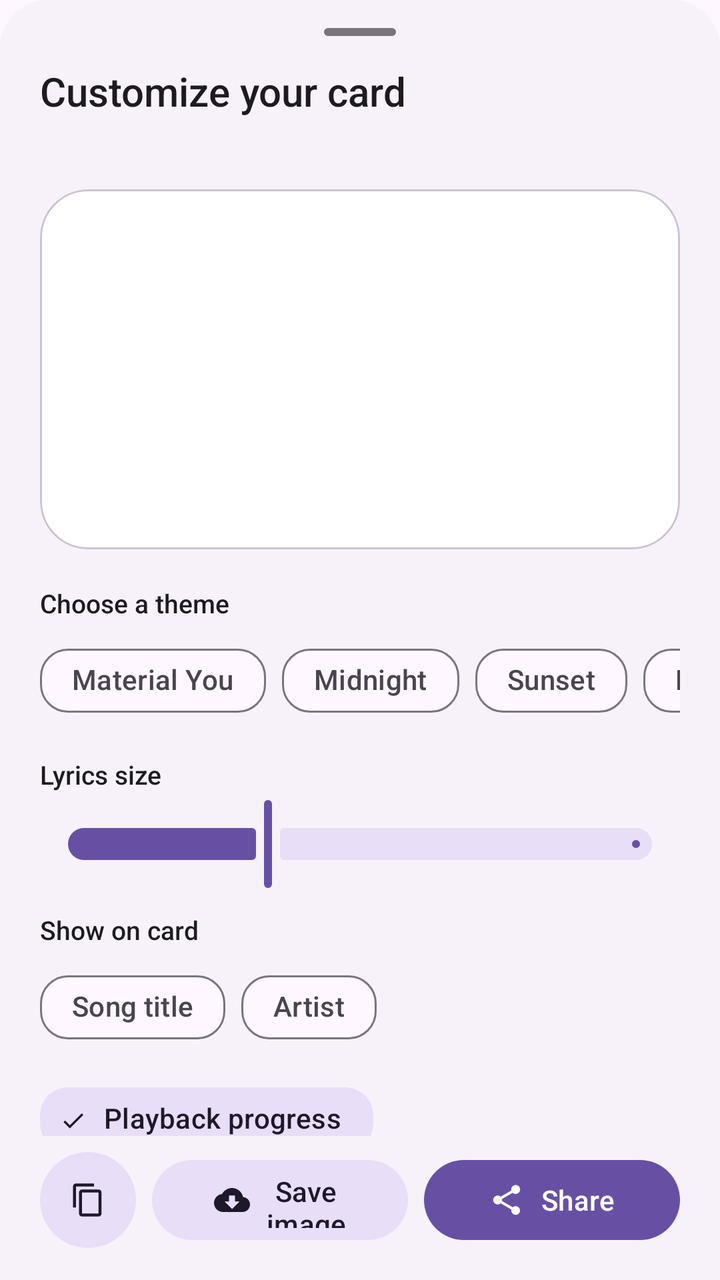
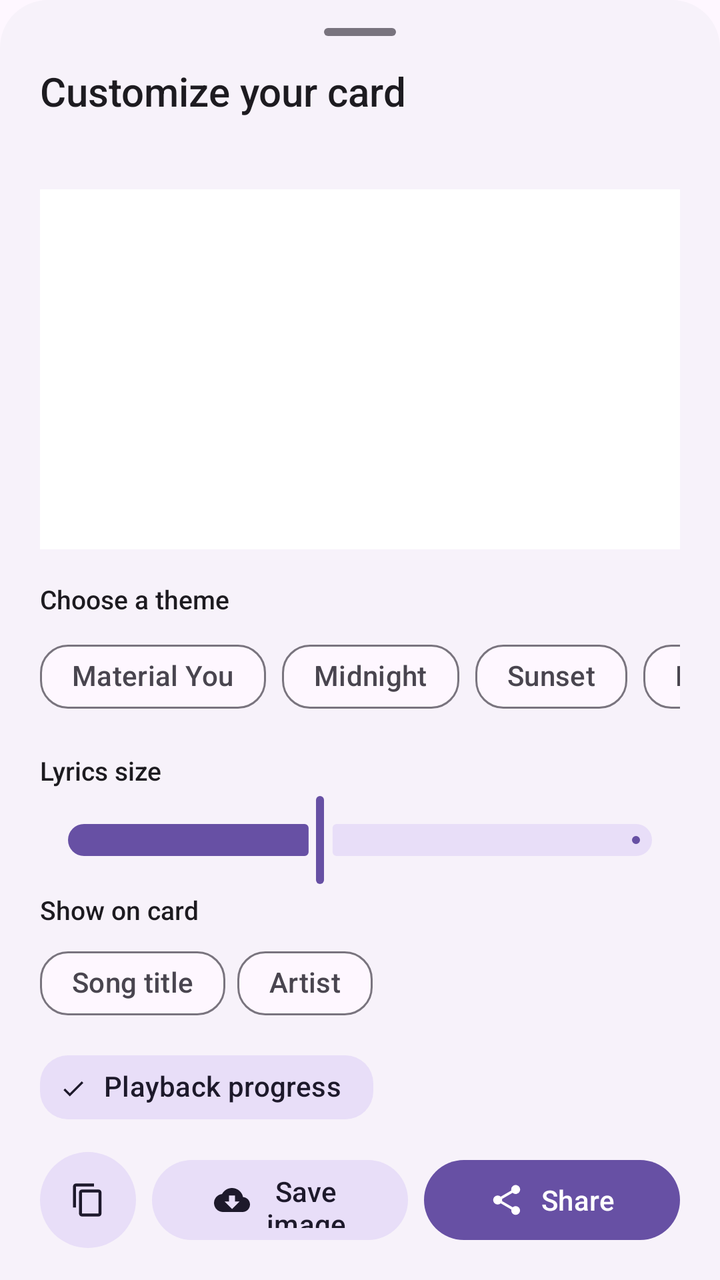

The first picture is an Android layout as it rendered before a commit; the second is the same layout after the commit. The layout source and the unified diff follow.
<!-- AndroidManifest.xml: application theme Theme.Omniplay -->
<!-- res/layout/bottom_sheet_lyrics_share.xml -->
<?xml version="1.0" encoding="utf-8"?>
<LinearLayout xmlns:android="http://schemas.android.com/apk/res/android"
    xmlns:app="http://schemas.android.com/apk/res-auto"
    android:layout_width="match_parent"
    android:layout_height="match_parent"
    android:background="@drawable/bg_bottom_sheet"
    android:orientation="vertical"
    android:paddingStart="20dp"
    android:paddingTop="12dp"
    android:paddingEnd="20dp"
    android:paddingBottom="16dp">

    <View
        android:layout_width="36dp"
        android:layout_height="4dp"
        android:layout_gravity="center_horizontal"
        android:layout_marginTop="2dp"
        android:layout_marginBottom="14dp"
        android:background="@drawable/bg_sheet_drag_handle" />

    <TextView
        android:layout_width="match_parent"
        android:layout_height="wrap_content"
        android:fontFamily="sans-serif-medium"
        android:text="@string/lyrics_customize_title"
        android:textColor="?attr/colorOnSurface"
        android:textSize="20sp" />

    <TextView
        android:id="@+id/lyrics_share_track"
        android:layout_width="match_parent"
        android:layout_height="wrap_content"
        android:layout_marginTop="2dp"
        android:ellipsize="end"
        android:maxLines="1"
        android:textColor="?attr/colorOnSurfaceVariant"
        android:textSize="13sp" />

    <androidx.core.widget.NestedScrollView
        android:layout_width="match_parent"
        android:layout_height="0dp"
        android:layout_marginTop="8dp"
        android:layout_weight="1"
        android:fillViewport="false"
        android:overScrollMode="ifContentScrolls">

        <LinearLayout
            android:layout_width="match_parent"
            android:layout_height="wrap_content"
            android:orientation="vertical"
            android:paddingBottom="16dp">

            
            <com.google.android.material.card.MaterialCardView
                android:layout_width="match_parent"
                android:layout_height="wrap_content"
                android:layout_marginTop="8dp"
                android:layout_marginBottom="14dp"
                app:cardBackgroundColor="?attr/colorSurfaceContainerLowest"
                app:cardCornerRadius="24dp"
                app:cardElevation="0dp"
                app:strokeColor="?attr/colorOutlineVariant"
                app:strokeWidth="1dp">

                <ImageView
                    android:id="@+id/lyrics_share_image_preview"
                    android:layout_width="match_parent"
                    android:layout_height="wrap_content"
                    android:layout_gravity="center"
                    android:adjustViewBounds="true"
                    android:contentDescription="@string/lyrics_image_preview_description"
                    android:maxHeight="320dp"
                    android:minHeight="180dp"
                    android:padding="8dp"
                    android:scaleType="fitCenter" />
            </com.google.android.material.card.MaterialCardView>

            
            <TextView
                android:layout_width="match_parent"
                android:layout_height="wrap_content"
                android:layout_marginTop="4dp"
                android:fontFamily="sans-serif-medium"
                android:text="@string/lyrics_choose_theme"
                android:textColor="?attr/colorOnSurface"
                android:textSize="13sp" />

            <HorizontalScrollView
                android:layout_width="match_parent"
                android:layout_height="wrap_content"
                android:layout_marginTop="6dp"
                android:clipToPadding="false"
                android:overScrollMode="never"
                android:scrollbars="none">

                <com.google.android.material.chip.ChipGroup
                    android:id="@+id/lyrics_share_theme_group"
                    android:layout_width="wrap_content"
                    android:layout_height="wrap_content"
                    app:selectionRequired="true"
                    app:singleLine="true"
                    app:singleSelection="true">

                    <com.google.android.material.chip.Chip
                        android:id="@+id/lyrics_theme_material"
                        style="@style/Widget.Material3.Chip.Filter"
                        android:layout_width="wrap_content"
                        android:layout_height="wrap_content"
                        android:checkable="true"
                        android:text="@string/lyrics_theme_material"
                        app:chipCornerRadius="14dp" />

                    <com.google.android.material.chip.Chip
                        android:id="@+id/lyrics_theme_midnight"
                        style="@style/Widget.Material3.Chip.Filter"
                        android:layout_width="wrap_content"
                        android:layout_height="wrap_content"
                        android:checkable="true"
                        android:text="@string/lyrics_theme_midnight"
                        app:chipCornerRadius="14dp" />

                    <com.google.android.material.chip.Chip
                        android:id="@+id/lyrics_theme_sunset"
                        style="@style/Widget.Material3.Chip.Filter"
                        android:layout_width="wrap_content"
                        android:layout_height="wrap_content"
                        android:checkable="true"
                        android:text="@string/lyrics_theme_sunset"
                        app:chipCornerRadius="14dp" />

                    <com.google.android.material.chip.Chip
                        android:id="@+id/lyrics_theme_forest"
                        style="@style/Widget.Material3.Chip.Filter"
                        android:layout_width="wrap_content"
                        android:layout_height="wrap_content"
                        android:checkable="true"
                        android:text="@string/lyrics_theme_forest"
                        app:chipCornerRadius="14dp" />

                    <com.google.android.material.chip.Chip
                        android:id="@+id/lyrics_theme_paper"
                        style="@style/Widget.Material3.Chip.Filter"
                        android:layout_width="wrap_content"
                        android:layout_height="wrap_content"
                        android:checkable="true"
                        android:text="@string/lyrics_theme_paper"
                        app:chipCornerRadius="14dp" />
                </com.google.android.material.chip.ChipGroup>
            </HorizontalScrollView>

            
            <LinearLayout
                android:layout_width="match_parent"
                android:layout_height="wrap_content"
                android:layout_marginTop="14dp"
                android:gravity="center_vertical"
                android:orientation="horizontal">

                <TextView
                    android:layout_width="0dp"
                    android:layout_height="wrap_content"
                    android:layout_weight="1"
                    android:fontFamily="sans-serif-medium"
                    android:text="@string/lyrics_share_font_size"
                    android:textColor="?attr/colorOnSurface"
                    android:textSize="13sp" />

                <TextView
                    android:id="@+id/lyrics_share_font_size_value"
                    android:layout_width="wrap_content"
                    android:layout_height="wrap_content"
                    android:fontFamily="sans-serif-medium"
                    android:textColor="?attr/colorPrimary"
                    android:textSize="13sp" />
            </LinearLayout>

            <com.google.android.material.slider.Slider
                android:id="@+id/lyrics_share_font_size"
                android:layout_width="match_parent"
                android:layout_height="wrap_content"
                android:layout_marginTop="2dp"
                android:stepSize="5"
                android:value="100"
                android:valueFrom="80"
                android:valueTo="140"
                app:tickVisible="false" />

            
            <TextView
                android:layout_width="match_parent"
                android:layout_height="wrap_content"
                android:layout_marginTop="10dp"
                android:fontFamily="sans-serif-medium"
                android:text="@string/lyrics_share_details"
                android:textColor="?attr/colorOnSurface"
                android:textSize="13sp" />

            <com.google.android.material.chip.ChipGroup
                android:id="@+id/lyrics_share_elements_group"
                android:layout_width="match_parent"
                android:layout_height="wrap_content"
                android:layout_marginTop="6dp"
                app:singleSelection="false">

                <com.google.android.material.chip.Chip
                    android:id="@+id/lyrics_share_include_title"
                    style="@style/Widget.Material3.Chip.Filter"
                    android:layout_width="wrap_content"
                    android:layout_height="wrap_content"
                    android:checkable="true"
                    android:text="@string/lyrics_include_title"
                    app:chipCornerRadius="14dp" />

                <com.google.android.material.chip.Chip
                    android:id="@+id/lyrics_share_include_artist"
                    style="@style/Widget.Material3.Chip.Filter"
                    android:layout_width="wrap_content"
                    android:layout_height="wrap_content"
                    android:checkable="true"
                    android:text="@string/lyrics_include_artist"
                    app:chipCornerRadius="14dp" />

                <com.google.android.material.chip.Chip
                    android:id="@+id/lyrics_share_include_progress"
                    style="@style/Widget.Material3.Chip.Filter"
                    android:layout_width="wrap_content"
                    android:layout_height="wrap_content"
                    android:checkable="true"
                    android:checked="true"
                    android:text="@string/lyrics_include_progress"
                    app:chipCornerRadius="14dp" />

                <com.google.android.material.chip.Chip
                    android:id="@+id/lyrics_share_include_badge"
                    style="@style/Widget.Material3.Chip.Filter"
                    android:layout_width="wrap_content"
                    android:layout_height="wrap_content"
                    android:checkable="true"
                    android:checked="true"
                    android:text="@string/lyrics_include_badge"
                    app:chipCornerRadius="14dp" />
            </com.google.android.material.chip.ChipGroup>

        </LinearLayout>
    </androidx.core.widget.NestedScrollView>

    
    <LinearLayout
        android:layout_width="match_parent"
        android:layout_height="wrap_content"
        android:layout_marginTop="8dp"
        android:gravity="center_vertical"
        android:orientation="horizontal">

        <com.google.android.material.button.MaterialButton
            android:id="@+id/lyrics_share_copy"
            style="@style/Widget.Material3.Button.TonalButton"
            android:layout_width="48dp"
            android:layout_height="48dp"
            android:layout_marginEnd="8dp"
            android:contentDescription="@string/lyrics_share_copy_text"
            android:insetLeft="0dp"
            android:insetTop="0dp"
            android:insetRight="0dp"
            android:insetBottom="0dp"
            android:padding="0dp"
            app:cornerRadius="24dp"
            app:icon="@drawable/ic_content_copy"
            app:iconGravity="textStart"
            app:iconPadding="0dp" />

        <com.google.android.material.button.MaterialButton
            android:id="@+id/lyrics_share_save"
            style="@style/Widget.Material3.Button.TonalButton"
            android:layout_width="0dp"
            android:layout_height="48dp"
            android:layout_marginEnd="8dp"
            android:layout_weight="1"
            android:text="@string/lyrics_save_image"
            app:cornerRadius="24dp"
            app:icon="@drawable/ic_cloud_download"
            app:iconGravity="textStart" />

        <com.google.android.material.button.MaterialButton
            android:id="@+id/lyrics_share_send"
            style="@style/Widget.Material3.Button"
            android:layout_width="0dp"
            android:layout_height="48dp"
            android:layout_weight="1"
            android:text="@string/lyrics_share_button"
            app:cornerRadius="24dp"
            app:icon="@drawable/ic_share"
            app:iconGravity="textStart" />
    </LinearLayout>
</LinearLayout>
<!-- resources referenced by this layout -->
<resources>
  <!-- drawable bg_bottom_sheet (drawable) -->
  <?xml version="1.0" encoding="utf-8"?>
  <shape xmlns:android="http://schemas.android.com/apk/res/android"
      android:shape="rectangle">
      <corners
          android:topLeftRadius="24dp"
          android:topRightRadius="24dp" />
      <solid android:color="?attr/colorSurfaceContainerLow" />
  </shape>
  <!-- drawable bg_sheet_drag_handle (drawable) -->
  <?xml version="1.0" encoding="utf-8"?>
  <shape xmlns:android="http://schemas.android.com/apk/res/android"
      android:shape="rectangle">
      <corners android:radius="2dp" />
      <solid android:color="?attr/colorOutline" />
  </shape>
  <!-- drawable ic_cloud_download (drawable) -->
  <vector xmlns:android="http://schemas.android.com/apk/res/android"
      android:width="24dp"
      android:height="24dp"
      android:viewportWidth="24"
      android:viewportHeight="24">
      <path
          android:fillColor="@android:color/white"
          android:pathData="M19.35,10.04C18.67,6.59 15.64,4 12,4 9.11,4 6.6,5.64 5.35,8.04 2.34,8.36 0,10.91 0,14c0,3.31 2.69,6 6,6h13c2.76,0 5,-2.24 5,-5 0,-2.64 -2.05,-4.78 -4.65,-4.96zM17,13l-5,5 -5,-5h3V9h4v4h3z" />
  </vector>
  <!-- drawable ic_content_copy (drawable) -->
  <vector xmlns:android="http://schemas.android.com/apk/res/android"
      android:width="24dp"
      android:height="24dp"
      android:viewportWidth="24"
      android:viewportHeight="24">
    <path
        android:fillColor="@android:color/white"
        android:pathData="M16,1H4C2.9,1 2,1.9 2,3v14h2V3h12V1zm3,4H8C6.9,5 6,5.9 6,7v14c0,1.1 0.9,2 2,2h11c1.1,0 2,-0.9 2,-2V7c0,-1.1 -0.9,-2 -2,-2zm0,16H8V7h11v14z"/>
  </vector>
  <string name="lyrics_choose_theme">Choose a theme</string>
  <string name="lyrics_customize_title">Customize your card</string>
  <string name="lyrics_image_preview_description">Preview of the lyric share image</string>
  <string name="lyrics_include_artist">Artist</string>
  <string name="lyrics_include_badge">OmniPlay badge</string>
  <string name="lyrics_include_progress">Playback progress</string>
  <string name="lyrics_include_title">Song title</string>
  <string name="lyrics_save_image">Save image</string>
  <string name="lyrics_share_button">Share</string>
  <string name="lyrics_share_copy_text">Copy text</string>
  <string name="lyrics_share_details">Show on card</string>
  <string name="lyrics_share_font_size">Lyrics size</string>
  <string name="lyrics_theme_forest">Forest</string>
  <string name="lyrics_theme_material">Material You</string>
  <string name="lyrics_theme_midnight">Midnight</string>
  <string name="lyrics_theme_paper">Paper</string>
  <string name="lyrics_theme_sunset">Sunset</string>
  <style name="BottomSheetDialogTheme" parent="ThemeOverlay.Material3.BottomSheetDialog">
          <item name="bottomSheetStyle">@style/BottomSheetStyle</item>
      </style>
  <style name="Widget.Omniplay.PopupMenu" parent="Widget.Material3.PopupMenu">
          <item name="android:popupBackground">@drawable/bg_popup_menu_card</item>
      </style>
  <style name="BottomSheetStyle" parent="Widget.Material3.BottomSheet.Modal">
          <item name="android:background">@android:color/transparent</item>
      </style>
  <!-- drawable bg_popup_menu_card (drawable) -->
  <?xml version="1.0" encoding="utf-8"?>
  <shape xmlns:android="http://schemas.android.com/apk/res/android"
      android:shape="rectangle">
      <corners android:radius="16dp" />
      <solid android:color="?attr/colorSurfaceContainerHigh" />
      <stroke
          android:width="1dp"
          android:color="?attr/colorOutlineVariant" />
      <padding
          android:left="4dp"
          android:top="8dp"
          android:right="4dp"
          android:bottom="8dp" />
  </shape>
  <!-- unchanged entries left out for length: 2 -->
</resources>

<!-- the commit's change to res/layout/bottom_sheet_lyrics_share.xml (unified diff, before → after) -->
@@ -51,16 +51,12 @@
             android:paddingBottom="16dp">
 
             
-            <com.google.android.material.card.MaterialCardView
+            <FrameLayout
                 android:layout_width="match_parent"
                 android:layout_height="wrap_content"
                 android:layout_marginTop="8dp"
-                android:layout_marginBottom="14dp"
-                app:cardBackgroundColor="?attr/colorSurfaceContainerLowest"
-                app:cardCornerRadius="24dp"
-                app:cardElevation="0dp"
-                app:strokeColor="?attr/colorOutlineVariant"
-                app:strokeWidth="1dp">
+                android:layout_marginBottom="12dp"
+                android:background="?attr/colorSurfaceContainerLowest">
 
                 <ImageView
                     android:id="@+id/lyrics_share_image_preview"
@@ -71,9 +67,8 @@
                     android:contentDescription="@string/lyrics_image_preview_description"
                     android:maxHeight="320dp"
                     android:minHeight="180dp"
-                    android:padding="8dp"
                     android:scaleType="fitCenter" />
-            </com.google.android.material.card.MaterialCardView>
+            </FrameLayout>
 
             
             <TextView
@@ -179,17 +174,17 @@
                 android:layout_width="match_parent"
                 android:layout_height="wrap_content"
                 android:layout_marginTop="2dp"
-                android:stepSize="5"
-                android:value="100"
-                android:valueFrom="80"
-                android:valueTo="140"
+                android:stepSize="4"
+                android:value="120"
+                android:valueFrom="60"
+                android:valueTo="200"
                 app:tickVisible="false" />
 
             
             <TextView
                 android:layout_width="match_parent"
                 android:layout_height="wrap_content"
-                android:layout_marginTop="10dp"
+                android:layout_marginTop="2dp"
                 android:fontFamily="sans-serif-medium"
                 android:text="@string/lyrics_share_details"
                 android:textColor="?attr/colorOnSurface"
@@ -199,7 +194,9 @@
                 android:id="@+id/lyrics_share_elements_group"
                 android:layout_width="match_parent"
                 android:layout_height="wrap_content"
-                android:layout_marginTop="6dp"
+                android:layout_marginTop="4dp"
+                app:chipSpacingHorizontal="6dp"
+                app:chipSpacingVertical="4dp"
                 app:singleSelection="false">
 
                 <com.google.android.material.chip.Chip
@@ -240,6 +237,46 @@
                     android:text="@string/lyrics_include_badge"
                     app:chipCornerRadius="14dp" />
             </com.google.android.material.chip.ChipGroup>
+
+            
+            <LinearLayout
+                android:id="@+id/lyrics_share_progress_layout"
+                android:layout_width="match_parent"
+                android:layout_height="wrap_content"
+                android:layout_marginTop="8dp"
+                android:orientation="vertical">
+
+                <LinearLayout
+                    android:layout_width="match_parent"
+                    android:layout_height="wrap_content"
+                    android:gravity="center_vertical"
+                    android:orientation="horizontal">
+
+                    <TextView
+                        android:layout_width="0dp"
+                        android:layout_height="wrap_content"
+                        android:layout_weight="1"
+                        android:fontFamily="sans-serif-medium"
+                        android:text="@string/lyrics_share_progress_time"
+                        android:textColor="?attr/colorOnSurface"
+                        android:textSize="13sp" />
+
+                    <TextView
+                        android:id="@+id/lyrics_share_progress_time_value"
+                        android:layout_width="wrap_content"
+                        android:layout_height="wrap_content"
+                        android:fontFamily="sans-serif-medium"
+                        android:textColor="?attr/colorPrimary"
+                        android:textSize="13sp" />
+                </LinearLayout>
+
+                <com.google.android.material.slider.Slider
+                    android:id="@+id/lyrics_share_progress_slider"
+                    android:layout_width="match_parent"
+                    android:layout_height="wrap_content"
+                    android:layout_marginTop="0dp"
+                    app:tickVisible="false" />
+            </LinearLayout>
 
         </LinearLayout>
     </androidx.core.widget.NestedScrollView>
<!-- resource entries referenced after the edit -->
@@ -48,6 +48,7 @@
   <string name="lyrics_share_copy_text">Copy text</string>
   <string name="lyrics_share_details">Show on card</string>
   <string name="lyrics_share_font_size">Lyrics size</string>
+  <string name="lyrics_share_progress_time">Progress position</string>
   <string name="lyrics_theme_forest">Forest</string>
   <string name="lyrics_theme_material">Material You</string>
   <string name="lyrics_theme_midnight">Midnight</string>
